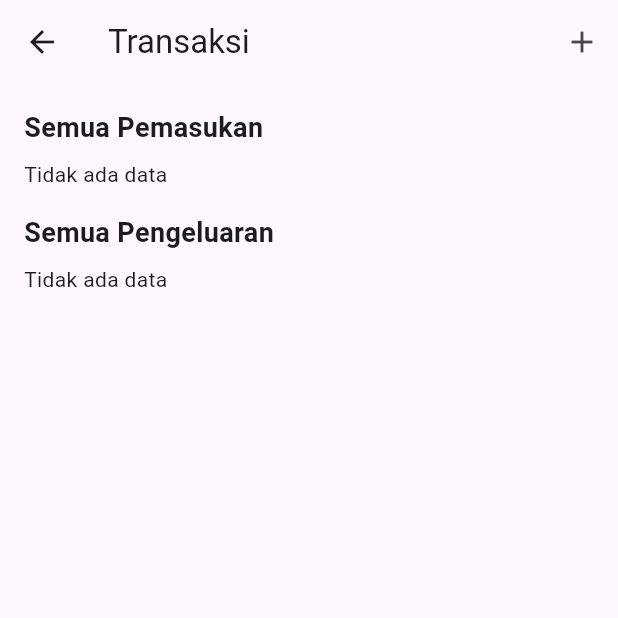
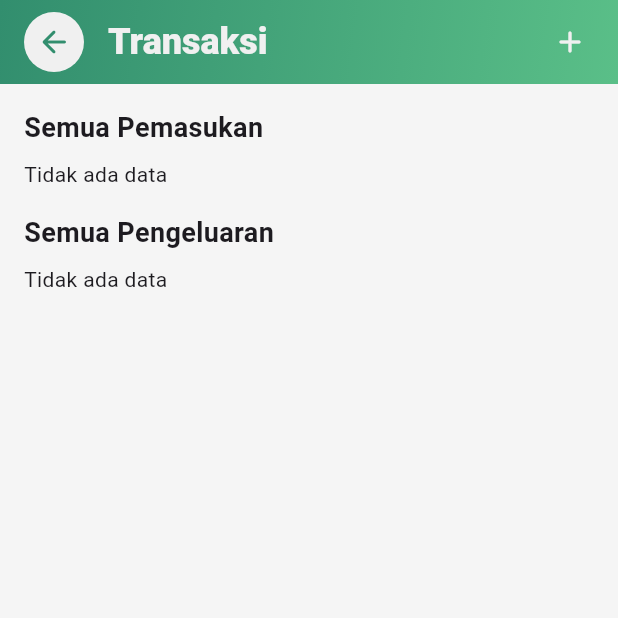
Before and after one commit to muhfarrasm/hemat_yu_dummy, a Flutter app: the TransaksiPage screen opened directly with empty values, on a phone screen of 412 x 824 dp, the top half of it. Run offline on Flutter 3.47's test engine with Material 3 defaults, Android fonts, the phone set to English and light mode, and no system bars; our stand-ins replace bloc, camera, equatable, fl_chart, flutter_bloc, flutter_image_compress and 5 more; accounts and stored records are empty; network calls fail.

Commit message:
UPDATE - Penyamaan konsep dengan page lainnya

```diff
--- a/lib/presentation/pages/transaksi/transaksi_page.dart
+++ b/lib/presentation/pages/transaksi/transaksi_page.dart
@@ -3,6 +3,7 @@
 import 'package:hematyu_app_dummy_fix/data/repository/transaksi_repository.dart';
 import 'package:hematyu_app_dummy_fix/presentation/camera/bloc/camera_bloc.dart';
 import 'package:hematyu_app_dummy_fix/presentation/pages/transaksi/add_transaksi_page%20.dart';
+import 'package:hematyu_app_dummy_fix/core/constants/colors.dart'; // ✅ Tambah agar warna sama
 
 import 'package:hematyu_app_dummy_fix/presentation/pages/transaksi/widget/transaksi_list_view.dart';
 import 'package:hematyu_app_dummy_fix/presentation/transaksi/bloc/transaksi_bloc.dart';
@@ -17,24 +18,54 @@
   Widget build(BuildContext context) {
     return Scaffold(
       appBar: AppBar(
-        title: const Text('Transaksi'),
-        leading: IconButton(
-          icon: const Icon(Icons.arrow_back),
+        elevation: 0, // ✅ No shadow
+        backgroundColor: Colors.transparent, // ✅ Transparent AppBar
+        flexibleSpace: Container(
+          decoration: const BoxDecoration(
+            gradient: LinearGradient(
+              colors: [AppColors.primaryColor, AppColors.accentColor],
+              begin: Alignment.topLeft,
+              end: Alignment.bottomRight,
+            ),
+          ),
+        ),
+         leading: Padding(
+          padding: const EdgeInsets.only(left: 16.0), // ✅ Sama seperti kategori
+          child: CircleAvatar(
+            backgroundColor: AppColors.lightTextColor,
+            child: IconButton(
+              icon: const Icon(
+                Icons.arrow_back_rounded,
+                color: AppColors.primaryColor,
+              ),
               onPressed: onBackToDashboard,
+              tooltip: 'Kembali',
+            ),
+          ),
+        ),
+        title: const Text(
+          'Transaksi',
+          style: TextStyle(
+            color: AppColors.lightTextColor,
+            fontWeight: FontWeight.w800,
+            fontSize: 24,
+          ),
         ),
         actions: [
            IconButton(
-            icon: const Icon(Icons.add),
+            icon: const Icon(
+              Icons.add_rounded,
+              color: AppColors.lightTextColor, // ✅ Putih biar match
+            ),
+            tooltip: 'Tambah Transaksi',
             onPressed: () {
               Navigator.push(
                 context,
                 MaterialPageRoute(
-                  builder:
-                      (_) => MultiBlocProvider(
+                  builder: (_) => MultiBlocProvider(
                     providers: [
                       BlocProvider(
-                            create:
-                                (_) => TransaksiBloc(
+                        create: (_) => TransaksiBloc(
                           TransaksiRepository(ServiceHttpClient()),
                         ),
                       ),
@@ -46,8 +77,10 @@
               );
             },
           ),
+          const SizedBox(width: 8),
         ],
       ),
+      backgroundColor: AppColors.backgroundColor,
       body: ListView(
         padding: const EdgeInsets.all(16),
         children: const [
```
Lines whose indentation alone changed are shown as unchanged.
